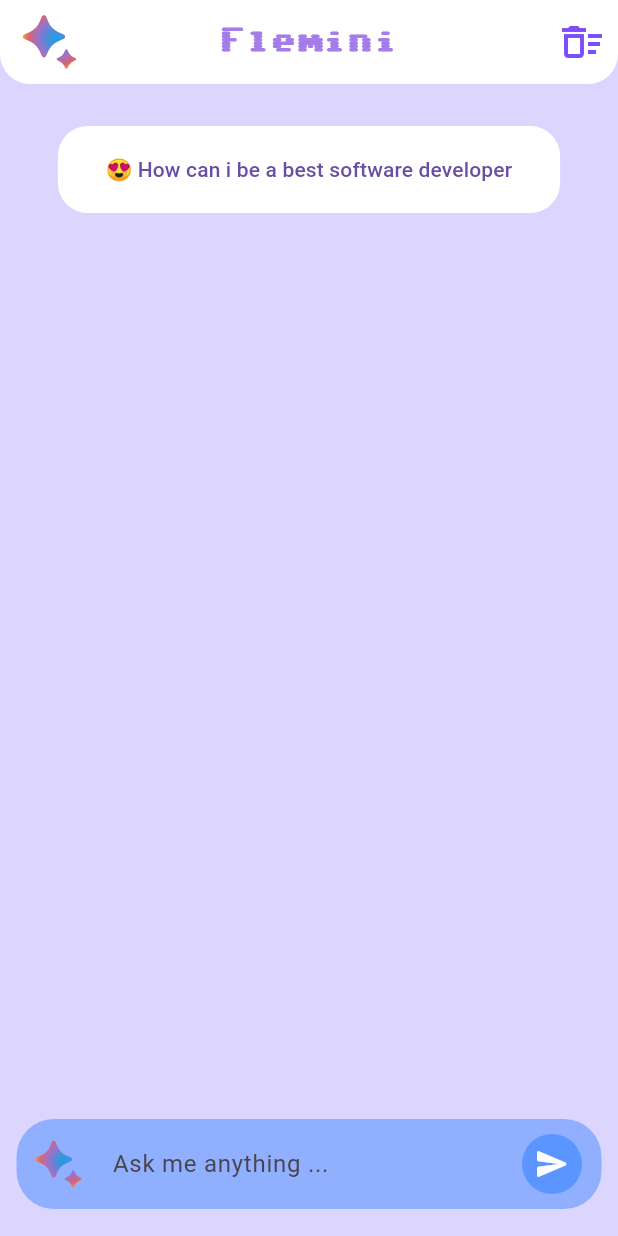
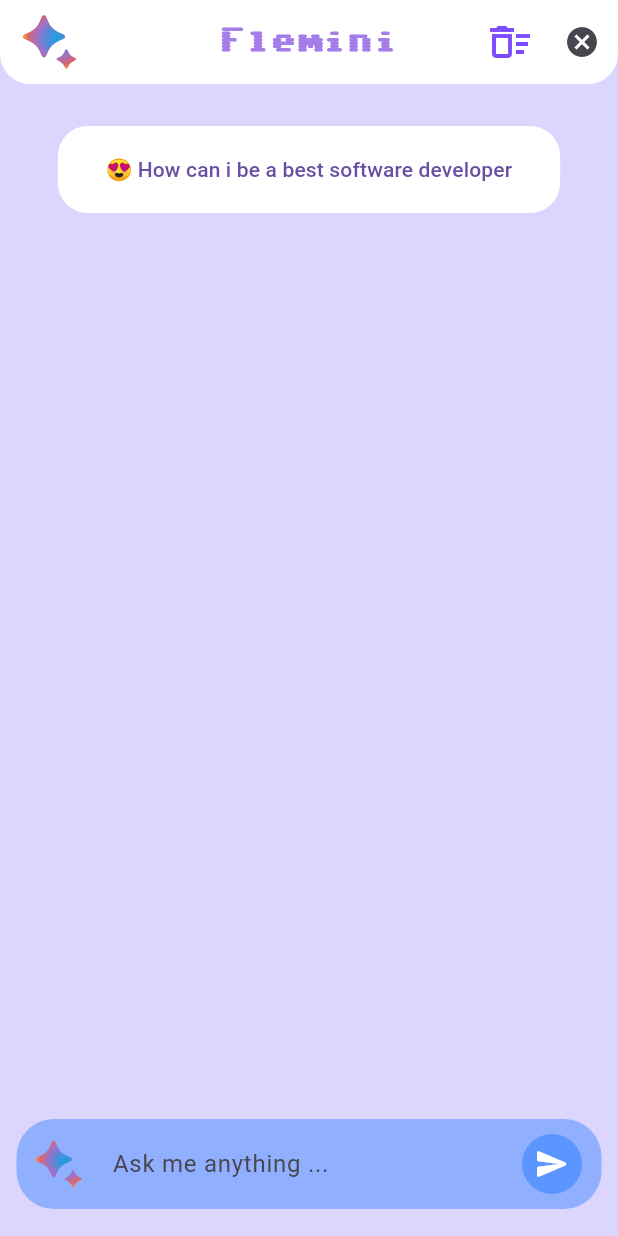
Before and after one commit to birmehto/Flemini, a Flutter app: the screen it shows after launch, on a phone screen of 412 x 824 dp. Run offline on Flutter 3.47's test engine with Material 3 defaults, Android fonts, the light colour scheme and no system bars; our stand-ins replace flutter_svg, get.

Commit message:
code optimige

```diff
--- a/lib/data.dart
+++ b/lib/data.dart
@@ -1,4 +1,4 @@
 // Add your Api Key Here
-String apiKey = '';
+String apiKey = 'AIzaSyDL9WmyKZ1mrSm6-iFKetp5UaxbISRmrWI';
 String baseUrl =
-    "https://generativelanguage.googleapis.com/v1beta2/models/text-bison-001:generateText?key=YOUR_API_KEY";
+    "https://generativelanguage.googleapis.com/v1beta/models/gemini-pro:generateContent?key=";
--- a/lib/home_page.dart
+++ b/lib/home_page.dart
@@ -53,7 +53,12 @@ class _HomePageState extends State<HomePage> {
                 Icons.delete_sweep_outlined,
                 size: 32,
                 color: Colors.deepPurpleAccent,
-              ))
+              )),
+          IconButton(
+              onPressed: () {
+                controller.stopResponse();
+              },
+              icon: const Icon(Icons.cancel))
         ],
       ),
       body: Padding(
@@ -117,7 +122,9 @@ class _HomePageState extends State<HomePage> {
                                       const SizedBox(width: 10),
                                       Flexible(
                                           child: Text(
-                                        e.message.replaceAll('**', ''),
+                                        e.message
+                                            .toString()
+                                            .replaceAll('**', ''),
                                         style: const TextStyle(
                                           fontSize: 16,
                                           letterSpacing: 1.0,
@@ -161,17 +168,32 @@ class _HomePageState extends State<HomePage> {
                   ),
                   Obx(
                     () => controller.isLoading.value
-                        ? const Center(
-                            child: CircularProgressIndicator(
-                              backgroundColor:
-                                  Color.fromARGB(255, 237, 186, 247),
+                        ? GestureDetector(
+                            onTap: () {
+                              controller.stopResponse();
+                            },
+                            child: const Center(
+                              child: Stack(
+                                alignment: Alignment.center,
+                                children: [
+                                  CircularProgressIndicator(
+                                    backgroundColor:
+                                        Color.fromARGB(255, 237, 186, 247),
+                                  ),
+                                  Icon(
+                                    Icons.stop_rounded,
+                                    size: 30,
+                                    color: Color.fromARGB(255, 151, 93, 252),
+                                  ),
+                                ],
+                              ),
                             ),
                           )
                         : IconButton(
                             onPressed: () async {
                               final text = textField.text;
 
-                              if (textField.text != "") {
+                              if (text.isNotEmpty) {
                                 controller.sendPrompt(text);
                                 textField.clear();
                               }
@@ -185,7 +207,8 @@ class _HomePageState extends State<HomePage> {
                                   color: Colors.white,
                                 ),
                               ),
-                            )),
+                            ),
+                          ),
                   ),
                   const SizedBox(width: 5)
                 ]),
--- a/pubspec.yaml
+++ b/pubspec.yaml
@@ -21,7 +21,6 @@ dependencies:
   flutter_svg: ^2.0.7
   get: ^4.6.6
   http: ^1.1.0
-  image_picker:
 
 dev_dependencies:
   flutter_test:
```
Also changed, not shown: lib/bard_controller.dart (+55 -21 lines), lib/bard_model.dart (+19 -11 lines), pubspec.lock, 5 other files.
